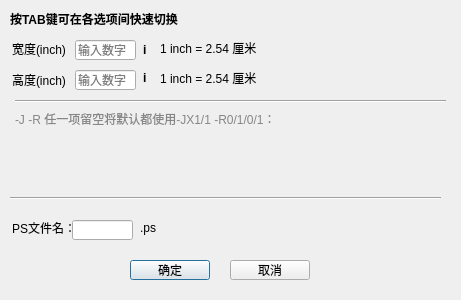
Before: the Qt Designer form src/new_ps_file.ui in CovMat/GMT-mini-GUI, drawn with Qt 5.
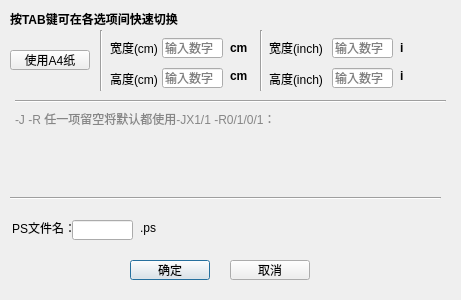
After: the same form once the commit is applied.

Patch:
```diff
--- a/src/new_ps_file.ui
+++ b/src/new_ps_file.ui
@@ -16,8 +16,8 @@
   <widget class="QLabel" name="w">
    <property name="geometry">
     <rect>
-     <x>12</x>
-     <y>41</y>
+     <x>269</x>
+     <y>40</y>
      <width>61</width>
      <height>16</height>
     </rect>
@@ -29,8 +29,8 @@
   <widget class="QLabel" name="h">
    <property name="geometry">
     <rect>
-     <x>12</x>
-     <y>70</y>
+     <x>269</x>
+     <y>69</y>
      <width>61</width>
      <height>20</height>
     </rect>
@@ -42,8 +42,8 @@
   <widget class="QLineEdit" name="w_input">
    <property name="geometry">
     <rect>
-     <x>75</x>
-     <y>40</y>
+     <x>332</x>
+     <y>38</y>
      <width>61</width>
      <height>20</height>
     </rect>
@@ -55,8 +55,8 @@
   <widget class="QLineEdit" name="h_input">
    <property name="geometry">
     <rect>
-     <x>75</x>
-     <y>70</y>
+     <x>332</x>
+     <y>68</y>
      <width>61</width>
      <height>20</height>
     </rect>
@@ -133,8 +133,8 @@
   <widget class="QLabel" name="label_4">
    <property name="geometry">
     <rect>
-     <x>143</x>
-     <y>42</y>
+     <x>400</x>
+     <y>40</y>
      <width>16</width>
      <height>16</height>
     </rect>
@@ -146,8 +146,8 @@
   <widget class="QLabel" name="label_5">
    <property name="geometry">
     <rect>
-     <x>143</x>
-     <y>70</y>
+     <x>400</x>
+     <y>68</y>
      <width>16</width>
      <height>16</height>
     </rect>
@@ -156,32 +156,6 @@
     <string>&lt;html&gt;&lt;head/&gt;&lt;body&gt;&lt;p&gt;&lt;span style=&quot; font-weight:600;&quot;&gt;i&lt;/span&gt;&lt;/p&gt;&lt;/body&gt;&lt;/html&gt;</string>
    </property>
   </widget>
-  <widget class="QLabel" name="w_cm">
-   <property name="geometry">
-    <rect>
-     <x>160</x>
-     <y>40</y>
-     <width>131</width>
-     <height>16</height>
-    </rect>
-   </property>
-   <property name="text">
-    <string>1 inch = 2.54 厘米</string>
-   </property>
-  </widget>
-  <widget class="QLabel" name="h_cm">
-   <property name="geometry">
-    <rect>
-     <x>160</x>
-     <y>70</y>
-     <width>131</width>
-     <height>16</height>
-    </rect>
-   </property>
-   <property name="text">
-    <string>1 inch = 2.54 厘米</string>
-   </property>
-  </widget>
   <widget class="QWidget" name="verticalLayoutWidget">
    <property name="geometry">
     <rect>
@@ -256,6 +230,123 @@
     <string>取消</string>
    </property>
   </widget>
+  <widget class="QLabel" name="w_2">
+   <property name="geometry">
+    <rect>
+     <x>110</x>
+     <y>40</y>
+     <width>61</width>
+     <height>16</height>
+    </rect>
+   </property>
+   <property name="text">
+    <string>宽度(cm)</string>
+   </property>
+  </widget>
+  <widget class="QLabel" name="h_2">
+   <property name="geometry">
+    <rect>
+     <x>110</x>
+     <y>69</y>
+     <width>61</width>
+     <height>20</height>
+    </rect>
+   </property>
+   <property name="text">
+    <string>高度(cm)</string>
+   </property>
+  </widget>
+  <widget class="QLineEdit" name="h_input_cm">
+   <property name="geometry">
+    <rect>
+     <x>162</x>
+     <y>68</y>
+     <width>61</width>
+     <height>20</height>
+    </rect>
+   </property>
+   <property name="placeholderText">
+    <string>输入数字</string>
+   </property>
+  </widget>
+  <widget class="QLineEdit" name="w_input_cm">
+   <property name="geometry">
+    <rect>
+     <x>162</x>
+     <y>38</y>
+     <width>61</width>
+     <height>20</height>
+    </rect>
+   </property>
+   <property name="placeholderText">
+    <string>输入数字</string>
+   </property>
+  </widget>
+  <widget class="QLabel" name="label_7">
+   <property name="geometry">
+    <rect>
+     <x>230</x>
+     <y>68</y>
+     <width>21</width>
+     <height>16</height>
+    </rect>
+   </property>
+   <property name="text">
+    <string>&lt;html&gt;&lt;head/&gt;&lt;body&gt;&lt;p&gt;&lt;span style=&quot; font-weight:600;&quot;&gt;cm&lt;/span&gt;&lt;/p&gt;&lt;/body&gt;&lt;/html&gt;</string>
+   </property>
+  </widget>
+  <widget class="QLabel" name="label_8">
+   <property name="geometry">
+    <rect>
+     <x>230</x>
+     <y>40</y>
+     <width>21</width>
+     <height>16</height>
+    </rect>
+   </property>
+   <property name="text">
+    <string>&lt;html&gt;&lt;head/&gt;&lt;body&gt;&lt;p&gt;&lt;span style=&quot; font-weight:600;&quot;&gt;cm&lt;/span&gt;&lt;/p&gt;&lt;/body&gt;&lt;/html&gt;</string>
+   </property>
+  </widget>
+  <widget class="QPushButton" name="A4">
+   <property name="geometry">
+    <rect>
+     <x>10</x>
+     <y>50</y>
+     <width>80</width>
+     <height>20</height>
+    </rect>
+   </property>
+   <property name="text">
+    <string>使用A4纸</string>
+   </property>
+  </widget>
+  <widget class="Line" name="line_3">
+   <property name="geometry">
+    <rect>
+     <x>100</x>
+     <y>30</y>
+     <width>3</width>
+     <height>61</height>
+    </rect>
+   </property>
+   <property name="orientation">
+    <enum>Qt::Vertical</enum>
+   </property>
+  </widget>
+  <widget class="Line" name="line_4">
+   <property name="geometry">
+    <rect>
+     <x>260</x>
+     <y>30</y>
+     <width>3</width>
+     <height>61</height>
+    </rect>
+   </property>
+   <property name="orientation">
+    <enum>Qt::Vertical</enum>
+   </property>
+  </widget>
  </widget>
  <tabstops>
   <tabstop>w_input</tabstop>
```
Left out of the diff: 4 changed lines with no effect on the pictures.
